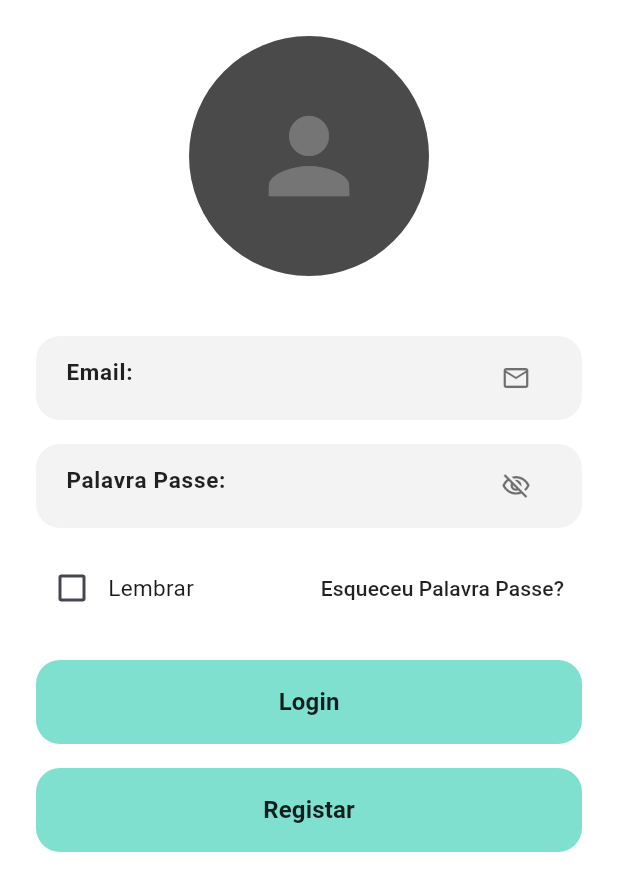
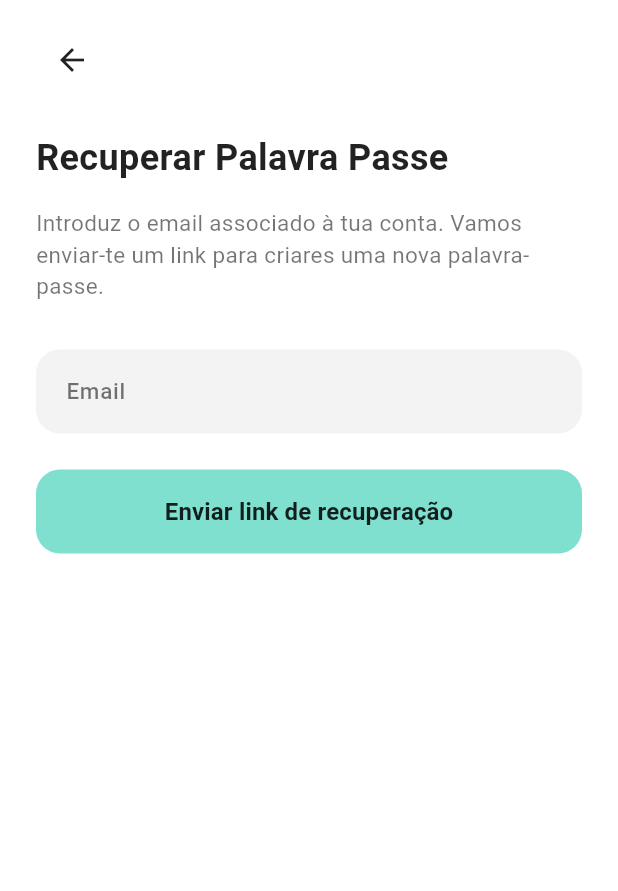
Before and after one commit to ArlindoIps/RealFit, a Flutter app: the screen it shows after launch, after a tap on "Esqueceu Palavra Passe?", on a phone screen of 412 x 824 dp. Shown: the top 891 px of the screen. Run offline on Flutter 3.47's test engine with Material 3 defaults, Android fonts, the light colour scheme and no system bars; our stand-ins replace firebase_auth, firebase_core, firebase_database; accounts and stored records are empty.

Commit message:
recuperar senha

```diff
--- /dev/null
+++ b/lib/Authentication/forgot_screen.dart
@@ -0,0 +1,223 @@
+import 'package:flutter/material.dart';
+import 'package:firebase_auth/firebase_auth.dart';
+import '../services/auth_service.dart';
+
+class ForgotPasswordScreen extends StatefulWidget {
+  const ForgotPasswordScreen({super.key});
+
+  @override
+  State<ForgotPasswordScreen> createState() => _ForgotPasswordScreenState();
+}
+
+class _ForgotPasswordScreenState extends State<ForgotPasswordScreen> {
+  final _emailController = TextEditingController();
+  final AuthService _authService = AuthService();
+
+  static const Color mintColor = Color(0xFF7FE0D0);
+  static const Color fieldColor = Color(0xFFF3F3F3);
+
+  bool _isLoading = false;
+  bool _emailSent = false;
+
+  @override
+  void dispose() {
+    _emailController.dispose();
+    super.dispose();
+  }
+
+  Future<void> _handleSendResetEmail() async {
+    final email = _emailController.text.trim();
+
+    if (email.isEmpty) {
+      ScaffoldMessenger.of(context).showSnackBar(
+        const SnackBar(content: Text('Introduz o teu email.')),
+      );
+      return;
+    }
+
+    setState(() => _isLoading = true);
+
+    try {
+      await _authService.sendPasswordResetEmail(email);
+
+      if (!mounted) return;
+      setState(() => _emailSent = true);
+    } on FirebaseAuthException catch (e) {
+      if (!mounted) return;
+      ScaffoldMessenger.of(context).showSnackBar(
+        SnackBar(content: Text(_authService.friendlyError(e))),
+      );
+    } catch (e) {
+      if (!mounted) return;
+      ScaffoldMessenger.of(context).showSnackBar(
+        SnackBar(content: Text('Erro inesperado: $e')),
+      );
+    } finally {
+      if (mounted) setState(() => _isLoading = false);
+    }
+  }
+
+  @override
+  Widget build(BuildContext context) {
+    return Scaffold(
+      backgroundColor: Colors.white,
+      body: SafeArea(
+        child: SingleChildScrollView(
+          padding: const EdgeInsets.symmetric(horizontal: 24),
+          child: Column(
+            crossAxisAlignment: CrossAxisAlignment.stretch,
+            children: [
+              const SizedBox(height: 16),
+
+              // Botão de voltar
+              Align(
+                alignment: Alignment.centerLeft,
+                child: IconButton(
+                  onPressed: () => Navigator.pop(context),
+                  icon: const Icon(Icons.arrow_back, color: Colors.black87),
+                ),
+              ),
+
+              const SizedBox(height: 24),
+
+              const Text(
+                'Recuperar Palavra Passe',
+                style: TextStyle(
+                  fontSize: 24,
+                  fontWeight: FontWeight.w700,
+                  color: Colors.black87,
+                ),
+              ),
+
+              const SizedBox(height: 16),
+
+              Text(
+                _emailSent
+                    ? 'Enviámos um email para $_emailControllerText com as '
+                        'instruções para redefinires a tua palavra-passe. '
+                        'Verifica também a pasta de spam.'
+                    : 'Introduz o email associado à tua conta. Vamos enviar-te '
+                        'um link para criares uma nova palavra-passe.',
+                style: const TextStyle(
+                  fontSize: 15,
+                  color: Colors.black54,
+                  height: 1.4,
+                ),
+              ),
+
+              const SizedBox(height: 32),
+
+              if (!_emailSent) ...[
+                _buildTextField(
+                  controller: _emailController,
+                  label: 'Email',
+                  keyboardType: TextInputType.emailAddress,
+                ),
+                const SizedBox(height: 24),
+                SizedBox(
+                  height: 56,
+                  child: ElevatedButton(
+                    onPressed: _isLoading ? null : _handleSendResetEmail,
+                    style: ElevatedButton.styleFrom(
+                      backgroundColor: mintColor,
+                      foregroundColor: Colors.black87,
+                      disabledBackgroundColor: mintColor.withOpacity(0.6),
+                      elevation: 0,
+                      shape: RoundedRectangleBorder(
+                        borderRadius: BorderRadius.circular(16),
+                      ),
+                    ),
+                    child: _isLoading
+                        ? const SizedBox(
+                            width: 22,
+                            height: 22,
+                            child: CircularProgressIndicator(
+                              strokeWidth: 2.5,
+                              valueColor:
+                                  AlwaysStoppedAnimation<Color>(Colors.black87),
+                            ),
+                          )
+                        : const Text(
+                            'Enviar link de recuperação',
+                            style: TextStyle(
+                              fontSize: 16,
+                              fontWeight: FontWeight.w700,
+                            ),
+                          ),
+                  ),
+                ),
+              ] else ...[
+                SizedBox(
+                  height: 56,
+                  child: ElevatedButton(
+                    onPressed: () => Navigator.pop(context),
+                    style: ElevatedButton.styleFrom(
+                      backgroundColor: mintColor,
+                      foregroundColor: Colors.black87,
+                      elevation: 0,
+                      shape: RoundedRectangleBorder(
+                        borderRadius: BorderRadius.circular(16),
+                      ),
+                    ),
+                    child: const Text(
+                      'Voltar ao Login',
+                      style: TextStyle(
+                        fontSize: 16,
+                        fontWeight: FontWeight.w700,
+                      ),
+                    ),
+                  ),
+                ),
+                const SizedBox(height: 12),
+                Center(
+                  child: TextButton(
+                    onPressed: _isLoading ? null : _handleSendResetEmail,
+                    child: const Text(
+                      'Não recebeste o email? Enviar novamente',
+                      style: TextStyle(
+                        color: Colors.black54,
+                        fontWeight: FontWeight.w500,
+                        fontSize: 13,
+                      ),
+                    ),
+                  ),
+                ),
+              ],
+
+              const SizedBox(height: 24),
+            ],
+          ),
+        ),
+      ),
+    );
+  }
+
+  String get _emailControllerText => _emailController.text.trim();
+
+  Widget _buildTextField({
+    required TextEditingController controller,
+    required String label,
+    TextInputType keyboardType = TextInputType.text,
+  }) {
+    return Container(
+      decoration: BoxDecoration(
+        color: fieldColor,
+        borderRadius: BorderRadius.circular(16),
+      ),
+      padding: const EdgeInsets.symmetric(horizontal: 20, vertical: 4),
+      child: TextField(
+        controller: controller,
+        keyboardType: keyboardType,
+        decoration: InputDecoration(
+          border: InputBorder.none,
+          hintText: label,
+          hintStyle: const TextStyle(
+            fontWeight: FontWeight.w500,
+            color: Colors.black54,
+            fontSize: 15,
+          ),
+        ),
+      ),
+    );
+  }
+}
--- a/lib/Authentication/login.dart
+++ b/lib/Authentication/login.dart
@@ -1,6 +1,7 @@
 import 'package:flutter/material.dart';
 import 'package:firebase_auth/firebase_auth.dart';
 import '../services/auth_service.dart';
+import 'forgot_screen.dart';
 
 class LoginScreen extends StatefulWidget {
   const LoginScreen({super.key});
@@ -138,7 +139,12 @@ class _LoginScreenState extends State<LoginScreen> {
                   const Spacer(),
                   TextButton(
                     onPressed: () {
-                      // TODO: navegação para recuperação de palavra-passe
+                      Navigator.push(
+                        context,
+                        MaterialPageRoute(
+                          builder: (context) => const ForgotPasswordScreen(),
+                        ),
+                      );
                     },
                     child: const Text(
                       'Esqueceu Palavra Passe?',
```
Also changed, not shown: pubspec.lock.
